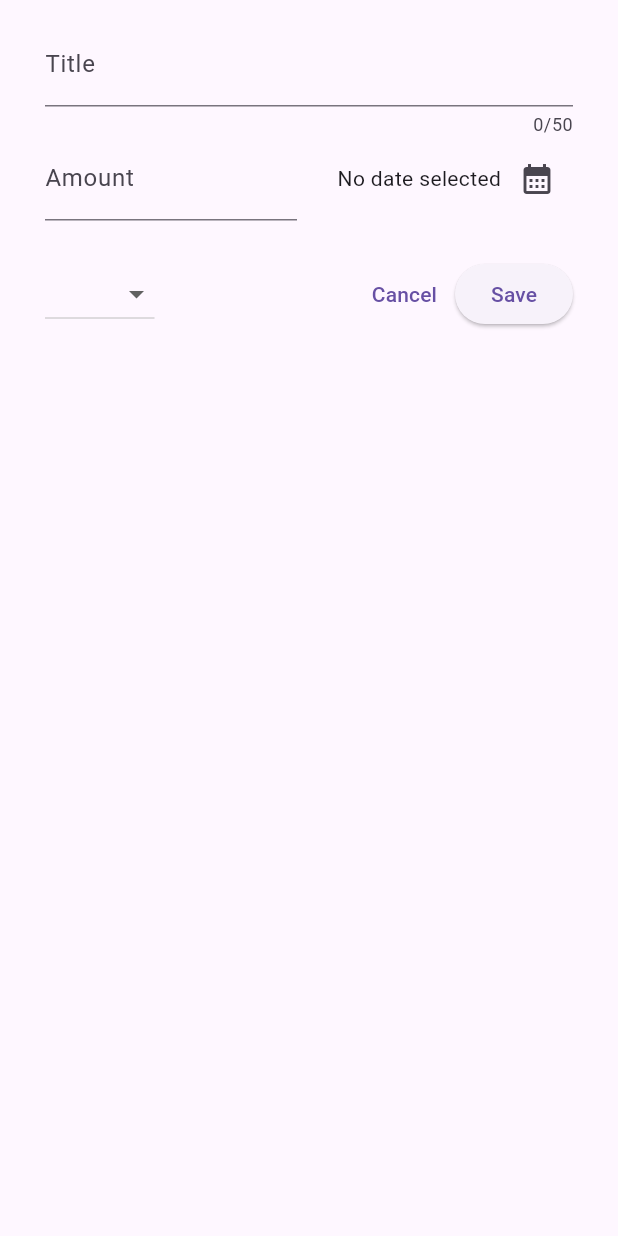
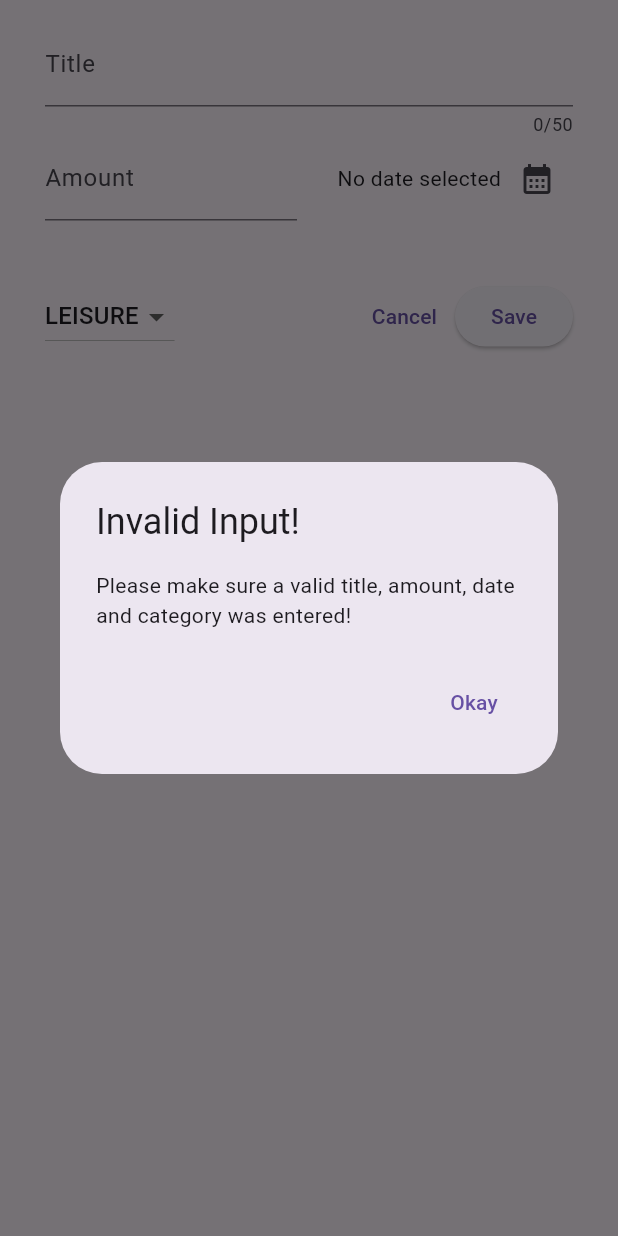
Before and after one commit to selimxyay/expense_tracker_app, a Flutter app: the AddExpense widget shown alone on an empty page, opened directly, after a tap on "Save", on a phone screen of 412 x 824 dp. Run offline on Flutter 3.47's test engine with Material 3 defaults, Android fonts, the phone set to English and light mode, and no system bars.

Commit message:
added sh

```diff
--- a/lib/components/add_expense.dart
+++ b/lib/components/add_expense.dart
@@ -21,6 +21,9 @@ class _AddExpenseState extends State<AddExpense> {
 
   // variable for displaying the date after user has selected
   DateTime? _selectedDate;
+
+  // variable for category
+  Category _selectedCategory = Category.leisure;
 
 
   @override
@@ -55,6 +58,37 @@ class _AddExpenseState extends State<AddExpense> {
     setState(() {
       _selectedDate = dateThatUserSelected;
     });
+  }
+
+  // When user clicked on the "Save" button, this method will be executed
+    // Basically this method is checking if expense title, amount and date is selected or not
+      // If it's not selected, it'll throw an error
+
+  void _submitTheNewExpense() {
+    // tryParse is used on strings
+      // it tries to convert those strings into double or integers
+        // if it can not convert, it returns null
+    final enteredAmount = double.tryParse(_expenseAmountController.text);
+    final amountIsInvalid = enteredAmount == null || enteredAmount <= 0;
+
+    // In here, trim prevents empty submissions due to accidental whitespaces
+    // This if statement check via bool values
+    if (_expenseTitleController.text.trim().isEmpty || amountIsInvalid || _selectedDate == null) {
+      /*
+      showDialog in Flutter displays a modal dialog on top of your app's content, pausing user interaction with the rest of the app until the dialog is dismissed.
+      */
+      showDialog(context: context, builder: (ctx) => AlertDialog(
+        title: const Text("Invalid Input!"),
+        content: const Text("Please make sure a valid title, amount, date and category was entered!"),
+        actions: [
+          TextButton(onPressed: () {
+            Navigator.pop(ctx);
+          }, child: const Text("Okay")),
+        ],
+      ));
+      // after showDialog, return keyword is used in order to not to return invalid data
+      return;
+    }
   }
 
   @override
@@ -115,13 +149,16 @@ class _AddExpenseState extends State<AddExpense> {
               ),
             ],
           ),
-          const SizedBox(height: 25),
+          const SizedBox(height: 40),
 
           // Category & Buttons
 
           Row(
             children: [
               DropdownButton(
+                // value is the currently selected item
+                value: _selectedCategory,
+
                 // In order to display each category
                   // map() is used to create a DropdownMenuItem for each category
 
@@ -130,11 +167,21 @@ class _AddExpenseState extends State<AddExpense> {
                           value: category,
                           // items parameter requires a List
                             // this is why .toList() is used
-                          child: Text(category.name))).toList(),
+                          child: Text(category.name.toUpperCase()))).toList(),
 
-                  // a method will be executed when user selected an item
+                  // a method that will execute whenever new item is selected
+                    // In onChanged, value is the newly selected category in this context
+
                   onChanged: (value) {
-                    print(value);
+                    // if user did not select anything, stop executing the rest of this method
+                    if (value == null) {
+                      return;
+                    }
+
+                    // when user select a category, assign it to _selectedCategory variable
+                    setState(() {
+                      _selectedCategory = value;
+                    });
                   }),
 
               const Spacer(), // buttons will move to the far right
@@ -148,10 +195,7 @@ class _AddExpenseState extends State<AddExpense> {
                   },
                   child: const Text("Cancel")),
               ElevatedButton(
-                  onPressed: () {
-                    print(_expenseTitleController.text);
-                    print(_expenseAmountController.text);
-                  },
+                  onPressed: _submitTheNewExpense,
                   child: const Text("Save")),
             ],
           ),
```
